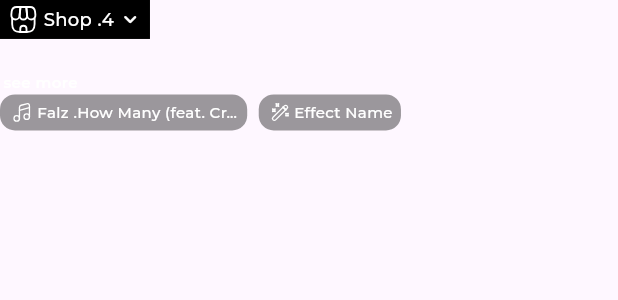
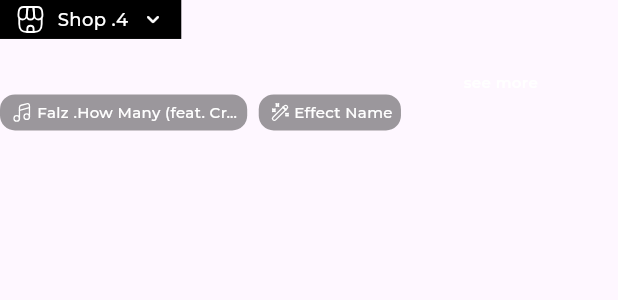
Before and after one commit to Omozuas/fixiconn_omozua_judah, a Flutter app: the FirstCustomDetail widget shown alone on an empty page, opened directly with empty values, on a phone screen of 412 x 824 dp. Shown: the top 300 px of the screen. Run offline on Flutter 3.47's test engine with Material 3 defaults, Android fonts, the phone set to English and light mode, and no system bars; our stand-ins replace flutter_screenutil, flutter_svg, flutter_vector_icons, get, google_fonts, hexcolor and 1 more; network calls fail.

Commit message:
adjusmentsthird updae

```diff
--- a/lib/views/main_view/mini_app_screen.dart
+++ b/lib/views/main_view/mini_app_screen.dart
@@ -80,7 +80,7 @@ class _MiniAppScreenState extends State<MiniAppScreen> {
                   ),
                   SizedBox(
                     width: width,
-                    height: 120.h,
+                    height: 125.h,
                     child: ListView.builder(
                         itemCount: games.length,
                         shrinkWrap: true,
@@ -152,7 +152,7 @@ class _MiniAppScreenState extends State<MiniAppScreen> {
                   ),
                   SizedBox(
                     width: width,
-                    height: 120.h,
+                    height: 125.h,
                     child: ListView.builder(
                         itemCount: games.length,
                         shrinkWrap: true,
--- a/lib/views/tap_screen/for_you_screen.dart
+++ b/lib/views/tap_screen/for_you_screen.dart
@@ -29,7 +29,7 @@ class _ForYouScreenState extends State<ForYouScreen> {
           children: [
             VideoPlayerItem(videoUrl: v["videoUrl"]),
             Padding(
-              padding: EdgeInsets.only(left: 10.w, right: 10.w, bottom: 10.h),
+              padding: EdgeInsets.only(left: 10.w, right: 10.w, bottom: 20.h),
               child: Column(
                 children: [
                   const Spacer(),
--- a/lib/views/tap_screen/widgets/first_custom_detail.dart
+++ b/lib/views/tap_screen/widgets/first_custom_detail.dart
@@ -16,13 +16,16 @@ class FirstCustomDetail extends StatelessWidget {
   final String username, about;
   @override
   Widget build(BuildContext context) {
-    return Column(
+    return Expanded(
+      flex: 8,
+      child: Column(
         crossAxisAlignment: CrossAxisAlignment.start,
         children: [
           Container(
             height: 26.h,
-          width: 91.w,
-          decoration: BoxDecoration(color: appBlack, shape: BoxShape.rectangle),
+            width: 110.w,
+            decoration:
+                BoxDecoration(color: appBlack, shape: BoxShape.rectangle),
             child: Padding(
               padding:
                   EdgeInsets.only(top: 2.h, left: 2.w, right: 2.w, bottom: 2.h),
@@ -33,7 +36,6 @@ class FirstCustomDetail extends StatelessWidget {
                     'assets/icons/shop.svg',
                     color: white,
                     height: 20.h,
-                  width: 20.w,
                   ),
                   ReuseableText(
                     text: 'Shop .4',
@@ -53,19 +55,26 @@ class FirstCustomDetail extends StatelessWidget {
             style: appStyle(14, white, FontWeight.w600),
           ),
           Row(
+            mainAxisAlignment: MainAxisAlignment.start,
             children: [
-            ReuseableText(
-              text: about,
+              Expanded(
+                flex: 3,
+                child: Text(
+                  about,
+                  textAlign: TextAlign.start,
+                  overflow: TextOverflow.ellipsis,
                   style: appStyle(12, white, FontWeight.w500),
                 ),
-            SizedBox(
-              width: 2.w,
               ),
-            GestureDetector(
+              Expanded(
+                child: GestureDetector(
                   onTap: () {},
-              child: ReuseableText(
-                text: 'see more',
+                  child: Text(
+                    'see more',
+                    textAlign: TextAlign.start,
+                    overflow: TextOverflow.ellipsis,
                     style: appStyle(10, white, FontWeight.w600),
+                  ),
                 ),
               ),
             ],
@@ -126,6 +135,7 @@ class FirstCustomDetail extends StatelessWidget {
             ],
           ),
         ],
+      ),
     );
   }
 }
--- a/lib/views/tap_screen/widgets/second_custom_detail.dart
+++ b/lib/views/tap_screen/widgets/second_custom_detail.dart
@@ -25,7 +25,8 @@ class SecondCustomDetail extends StatelessWidget {
   final void Function() onTap;
   @override
   Widget build(BuildContext context) {
-    return Column(
+    return Expanded(
+      child: Column(
         children: [
           Container(
             width: 50.w,
@@ -144,6 +145,7 @@ class SecondCustomDetail extends StatelessWidget {
             ],
           )
         ],
+      ),
     );
   }
 
```
Also changed, not shown: lib/views/auth_screens/login_screen.dart (+7 -5 lines), lib/views/tap_screen/widgets/video_player_item.dart (+18 -7 lines). Lines whose indentation alone changed are shown as unchanged.
